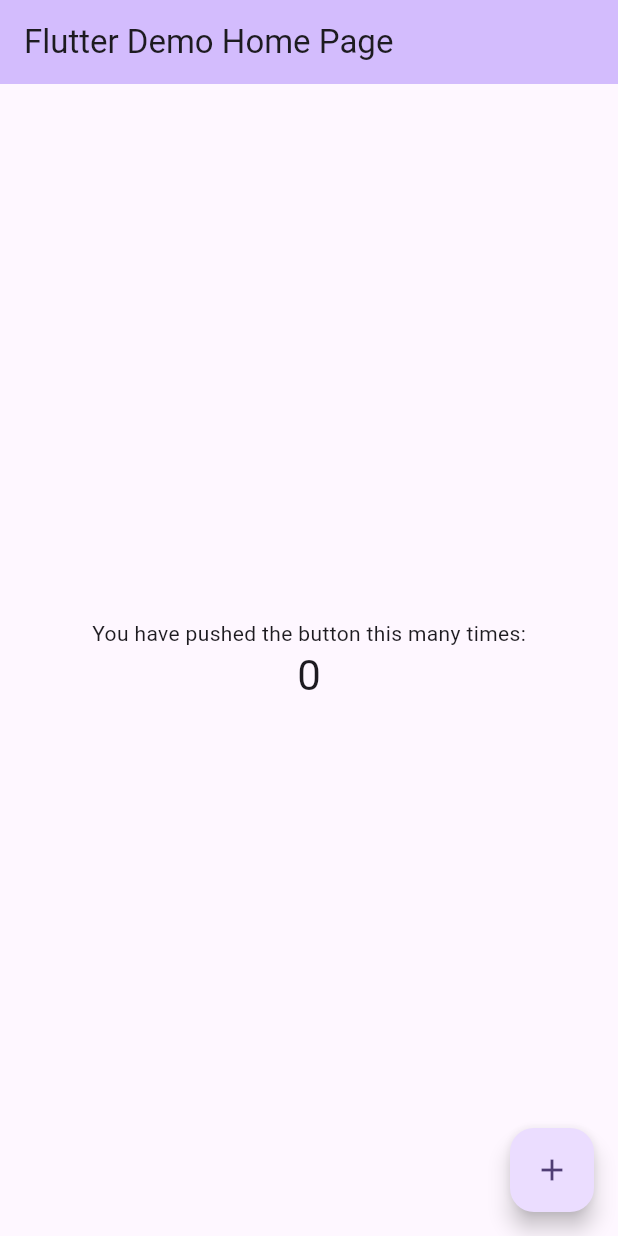
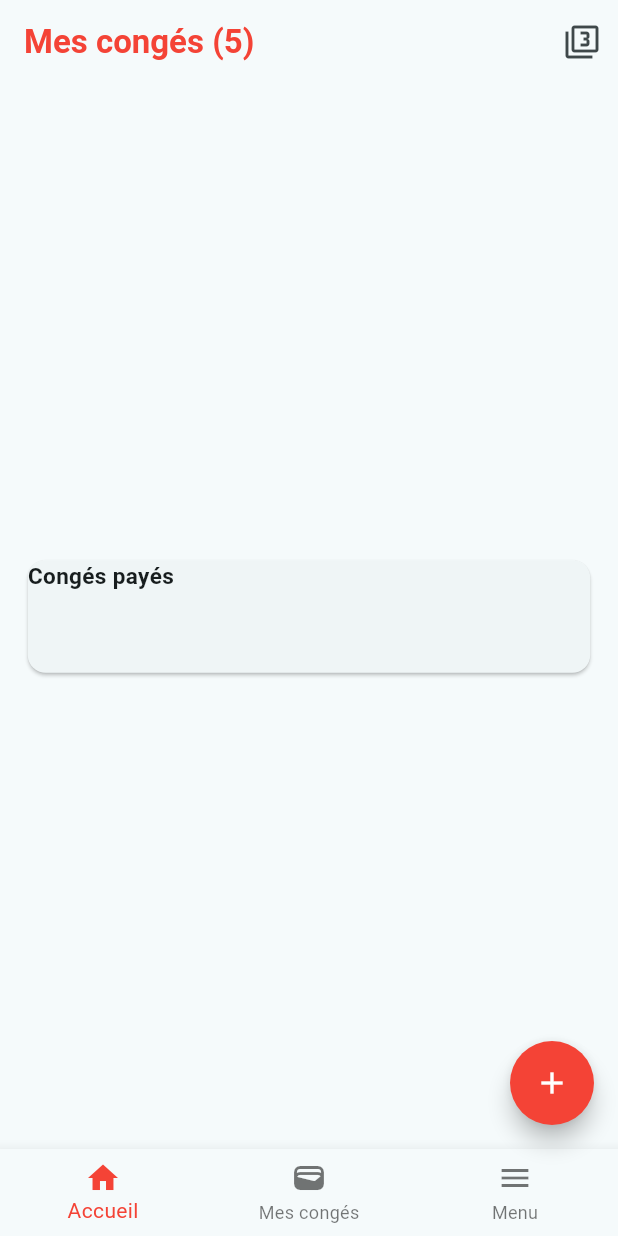
Before and after one commit to Benbecker69/tp_flutter_alexis, a Flutter app: the screen it shows after launch, on a phone screen of 412 x 824 dp. Run offline on Flutter 3.47's test engine with Material 3 defaults, Android fonts, the phone set to English and light mode, and no system bars.

Commit message:
DA-0001[home_Page]: Create home page

```diff
--- /dev/null
+++ b/lib/home_page/home_page.dart
@@ -0,0 +1,139 @@
+import 'package:flutter/material.dart';
+
+void main() => runApp(const MyApp());
+
+class MyApp extends StatelessWidget {
+  const MyApp({super.key});
+
+  @override
+  Widget build(BuildContext context) {
+    return MaterialApp(
+      title: 'Flutter Demo',
+      theme: ThemeData(
+        primarySwatch: Colors.blue,
+      ),
+      home: const MyHomePage(title: 'Flutter Demo Home Page'),
+    );
+  }
+}
+
+class MyHomePage extends StatefulWidget {
+  const MyHomePage({super.key, required this.title});
+
+  final String title;
+
+  @override
+  State<MyHomePage> createState() => _MyHomePageState();
+}
+
+class _MyHomePageState extends State<MyHomePage> {
+  int _selectedIndex = 0;
+
+  static const TextStyle optionStyle =
+      TextStyle(fontSize: 30, fontWeight: FontWeight.bold);
+
+  static const List<Widget> _widgetOptions = <Widget>[
+    HomeWidget(),
+    Text(
+      'Mes congés',
+      style: optionStyle,
+    ),
+    Text(
+      'Menu',
+      style: optionStyle,
+    ),
+  ];
+
+  void _onItemTapped(int index) {
+    setState(() {
+      _selectedIndex = index;
+    });
+  }
+
+  @override
+  Widget build(BuildContext context) {
+    return Scaffold(
+      appBar: AppBar(
+        title: const Text(
+          'Mes congés (5)',
+          style: TextStyle(color: Colors.red, fontWeight: FontWeight.bold),
+        ),
+        actions: <Widget>[
+          IconButton(
+            icon: const Icon(Icons.filter_3),
+            tooltip: 'Settings',
+            onPressed: () {},
+          ),
+        ],
+      ),
+      body: Center(
+        child: _selectedIndex == 0
+            ? HomeWidget()
+            : _widgetOptions.elementAt(_selectedIndex),
+      ),
+      floatingActionButton: _selectedIndex == 0
+          ? FloatingActionButton(
+              onPressed: () {},
+              tooltip: 'Increment',
+              child: const Icon(
+                Icons.add,
+                color: Colors.white,
+              ),
+              shape: const CircleBorder(),
+              backgroundColor: Colors.red,
+            )
+          : null,
+      bottomNavigationBar: BottomNavigationBar(
+        items: const <BottomNavigationBarItem>[
+          BottomNavigationBarItem(
+            icon: Icon(Icons.home),
+            label: 'Accueil',
+          ),
+          BottomNavigationBarItem(
+            icon: Icon(Icons.wallet),
+            label: 'Mes congés',
+          ),
+          BottomNavigationBarItem(
+            icon: Icon(Icons.menu),
+            label: 'Menu',
+          ),
+        ],
+        currentIndex: _selectedIndex,
+        selectedItemColor: Colors.red,
+        onTap: _onItemTapped,
+      ),
+    );
+  }
+}
+
+class HomeWidget extends StatelessWidget {
+  final int counter;
+
+  const HomeWidget({Key? key, this.counter = 0}) : super(key: key);
+
+  static const TextStyle cardTitleStyle =
+      TextStyle(fontSize: 15, fontWeight: FontWeight.bold);
+
+  @override
+  Widget build(BuildContext context) {
+    return Center(
+      child: Card(
+        clipBehavior: Clip.hardEdge,
+        child: InkWell(
+          splashColor: Colors.red,
+          onTap: () {
+            debugPrint('Card tapped.');
+          },
+          child: const SizedBox(
+            width: 375,
+            height: 75,
+            child: Text(
+              'Congés payés',
+              style: cardTitleStyle,
+            ),
+          ),
+        ),
+      ),
+    );
+  }
+}
--- a/lib/main.dart
+++ b/lib/main.dart
@@ -1,4 +1,5 @@
 import 'package:flutter/material.dart';
+import 'home_page/home_page.dart';
 
 void main() {
   runApp(const MyApp());
@@ -6,120 +7,16 @@ void main() {
 
 class MyApp extends StatelessWidget {
   const MyApp({super.key});
-
-  // This widget is the root of your application.
   @override
   Widget build(BuildContext context) {
     return MaterialApp(
       title: 'Flutter Demo',
+      debugShowCheckedModeBanner: false,
       theme: ThemeData(
-        // This is the theme of your application.
-        //
-        // TRY THIS: Try running your application with "flutter run". You'll see
-        // the application has a purple toolbar. Then, without quitting the app,
-        // try changing the seedColor in the colorScheme below to Colors.green
-        // and then invoke "hot reload" (save your changes or press the "hot
-        // reload" button in a Flutter-supported IDE, or press "r" if you used
-        // the command line to start the app).
-        //
-        // Notice that the counter didn't reset back to zero; the application
-        // state is not lost during the reload. To reset the state, use hot
-        // restart instead.
-        //
-        // This works for code too, not just values: Most code changes can be
-        // tested with just a hot reload.
-        colorScheme: ColorScheme.fromSeed(seedColor: Colors.deepPurple),
+        colorScheme: ColorScheme.fromSeed(seedColor: Colors.white),
         useMaterial3: true,
       ),
       home: const MyHomePage(title: 'Flutter Demo Home Page'),
     );
   }
 }
-
-class MyHomePage extends StatefulWidget {
-  const MyHomePage({super.key, required this.title});
-
-  // This widget is the home page of your application. It is stateful, meaning
-  // that it has a State object (defined below) that contains fields that affect
-  // how it looks.
-
-  // This class is the configuration for the state. It holds the values (in this
-  // case the title) provided by the parent (in this case the App widget) and
-  // used by the build method of the State. Fields in a Widget subclass are
-  // always marked "final".
-
-  final String title;
-
-  @override
-  State<MyHomePage> createState() => _MyHomePageState();
-}
-
-class _MyHomePageState extends State<MyHomePage> {
-  int _counter = 0;
-
-  void _incrementCounter() {
-    setState(() {
-      // This call to setState tells the Flutter framework that something has
-      // changed in this State, which causes it to rerun the build method below
-      // so that the display can reflect the updated values. If we changed
-      // _counter without calling setState(), then the build method would not be
-      // called again, and so nothing would appear to happen.
-      _counter++;
-    });
-  }
-
-  @override
-  Widget build(BuildContext context) {
-    // This method is rerun every time setState is called, for instance as done
-    // by the _incrementCounter method above.
-    //
-    // The Flutter framework has been optimized to make rerunning build methods
-    // fast, so that you can just rebuild anything that needs updating rather
-    // than having to individually change instances of widgets.
-    return Scaffold(
-      appBar: AppBar(
-        // TRY THIS: Try changing the color here to a specific color (to
-        // Colors.amber, perhaps?) and trigger a hot reload to see the AppBar
-        // change color while the other colors stay the same.
-        backgroundColor: Theme.of(context).colorScheme.inversePrimary,
-        // Here we take the value from the MyHomePage object that was created by
-        // the App.build method, and use it to set our appbar title.
-        title: Text(widget.title),
-      ),
-      body: Center(
-        // Center is a layout widget. It takes a single child and positions it
-        // in the middle of the parent.
-        child: Column(
-          // Column is also a layout widget. It takes a list of children and
-          // arranges them vertically. By default, it sizes itself to fit its
-          // children horizontally, and tries to be as tall as its parent.
-          //
-          // Column has various properties to control how it sizes itself and
-          // how it positions its children. Here we use mainAxisAlignment to
-          // center the children vertically; the main axis here is the vertical
-          // axis because Columns are vertical (the cross axis would be
-          // horizontal).
-          //
-          // TRY THIS: Invoke "debug painting" (choose the "Toggle Debug Paint"
-          // action in the IDE, or press "p" in the console), to see the
-          // wireframe for each widget.
-          mainAxisAlignment: MainAxisAlignment.center,
-          children: <Widget>[
-            const Text(
-              'You have pushed the button this many times:',
-            ),
-            Text(
-              '$_counter',
-              style: Theme.of(context).textTheme.headlineMedium,
-            ),
-          ],
-        ),
-      ),
-      floatingActionButton: FloatingActionButton(
-        onPressed: _incrementCounter,
-        tooltip: 'Increment',
-        child: const Icon(Icons.add),
-      ), // This trailing comma makes auto-formatting nicer for build methods.
-    );
-  }
-}
--- /dev/null
+++ b/lib/page_detail_conge/page_detail_conge.dart
@@ -0,0 +1,125 @@
+import 'package:flutter/material.dart';
+
+void main() {
+  runApp(const MyApp());
+}
+
+class MyApp extends StatelessWidget {
+  const MyApp({super.key});
+
+  // This widget is the root of your application.
+  @override
+  Widget build(BuildContext context) {
+    return MaterialApp(
+      title: 'Flutter Demo',
+      theme: ThemeData(
+        // This is the theme of your application.
+        //
+        // TRY THIS: Try running your application with "flutter run". You'll see
+        // the application has a purple toolbar. Then, without quitting the app,
+        // try changing the seedColor in the colorScheme below to Colors.green
+        // and then invoke "hot reload" (save your changes or press the "hot
+        // reload" button in a Flutter-supported IDE, or press "r" if you used
+        // the command line to start the app).
+        //
+        // Notice that the counter didn't reset back to zero; the application
+        // state is not lost during the reload. To reset the state, use hot
+        // restart instead.
+        //
+        // This works for code too, not just values: Most code changes can be
+        // tested with just a hot reload.
+        colorScheme: ColorScheme.fromSeed(seedColor: Colors.green),
+        useMaterial3: true,
+      ),
+      home: const MyHomePage(title: 'Flutter Demo Home Page'),
+    );
+  }
+}
+
+class MyHomePage extends StatefulWidget {
+  const MyHomePage({super.key, required this.title});
+
+  // This widget is the home page of your application. It is stateful, meaning
+  // that it has a State object (defined below) that contains fields that affect
+  // how it looks.
+
+  // This class is the configuration for the state. It holds the values (in this
+  // case the title) provided by the parent (in this case the App widget) and
+  // used by the build method of the State. Fields in a Widget subclass are
+  // always marked "final".
+
+  final String title;
+
+  @override
+  State<MyHomePage> createState() => _MyHomePageState();
+}
+
+class _MyHomePageState extends State<MyHomePage> {
+  int _counter = 0;
+
+  void _incrementCounter() {
+    setState(() {
+      // This call to setState tells the Flutter framework that something has
+      // changed in this State, which causes it to rerun the build method below
+      // so that the display can reflect the updated values. If we changed
+      // _counter without calling setState(), then the build method would not be
+      // called again, and so nothing would appear to happen.
+      _counter++;
+    });
+  }
+
+  @override
+  Widget build(BuildContext context) {
+    // This method is rerun every time setState is called, for instance as done
+    // by the _incrementCounter method above.
+    //
+    // The Flutter framework has been optimized to make rerunning build methods
+    // fast, so that you can just rebuild anything that needs updating rather
+    // than having to individually change instances of widgets.
+    return Scaffold(
+      appBar: AppBar(
+        // TRY THIS: Try changing the color here to a specific color (to
+        // Colors.amber, perhaps?) and trigger a hot reload to see the AppBar
+        // change color while the other colors stay the same.
+        backgroundColor: Theme.of(context).colorScheme.inversePrimary,
+        // Here we take the value from the MyHomePage object that was created by
+        // the App.build method, and use it to set our appbar title.
+        title: Text(widget.title),
+      ),
+      body: Center(
+        // Center is a layout widget. It takes a single child and positions it
+        // in the middle of the parent.
+        child: Column(
+          // Column is also a layout widget. It takes a list of children and
+          // arranges them vertically. By default, it sizes itself to fit its
+          // children horizontally, and tries to be as tall as its parent.
+          //
+          // Column has various properties to control how it sizes itself and
+          // how it positions its children. Here we use mainAxisAlignment to
+          // center the children vertically; the main axis here is the vertical
+          // axis because Columns are vertical (the cross axis would be
+          // horizontal).
+          //
+          // TRY THIS: Invoke "debug painting" (choose the "Toggle Debug Paint"
+          // action in the IDE, or press "p" in the console), to see the
+          // wireframe for each widget.
+          mainAxisAlignment: MainAxisAlignment.center,
+          children: <Widget>[
+            const Text(
+              'You have pushed the button this many times:',
+            ),
+            Text(
+              '$_counter',
+              style: Theme.of(context).textTheme.headlineMedium,
+            ),
+          ],
+        ),
+      ),
+      floatingActionButton: FloatingActionButton(
+        onPressed: _incrementCounter,
+        tooltip: 'Increment',
+        child: const Icon(Icons.add),
+      ), // This trailing comma makes auto-formatting nicer for build methods.
+    );
+  }
+}
```
Also changed, not shown: 1 other file.
